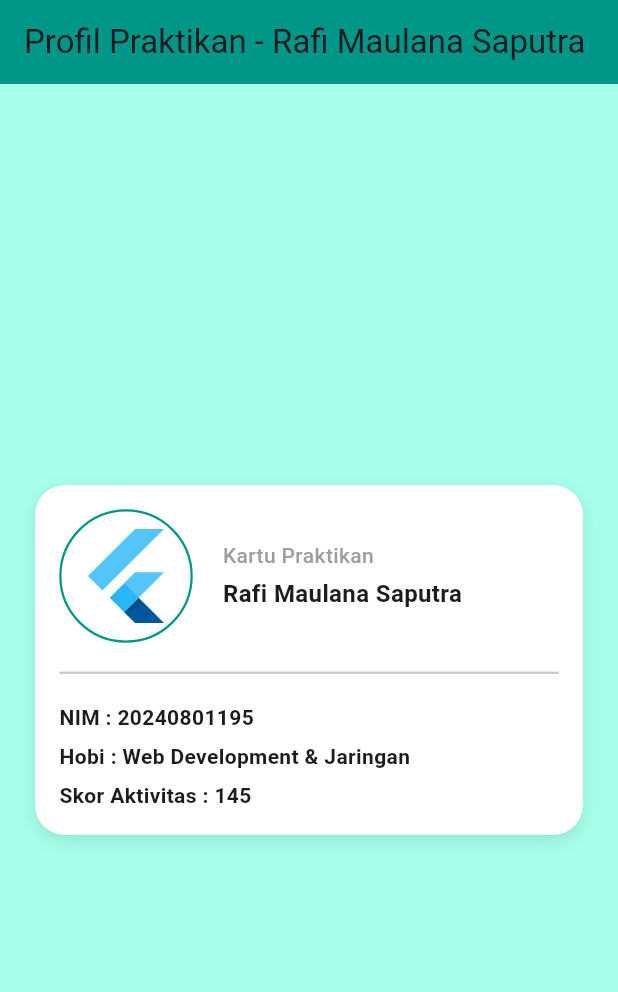
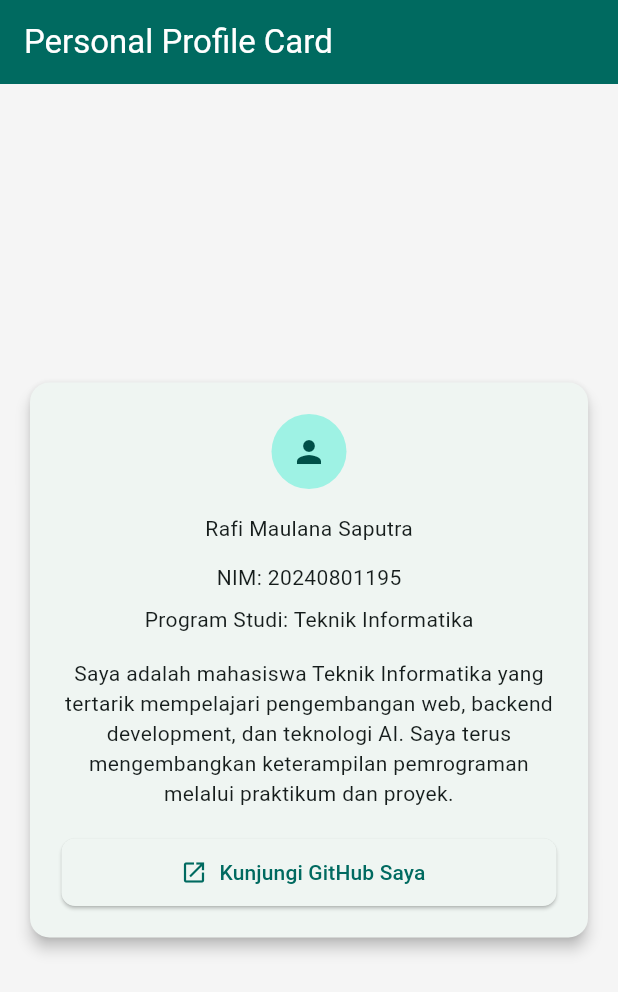
Before and after one commit to MAULS08/Rafi-Maulana-Saputra_kelompok-7_kh002, a Flutter app: the screen it shows after launch, on a phone screen of 412 x 824 dp. Shown: the top 992 px of the screen. Run offline on Flutter 3.47's test engine with Material 3 defaults, Android fonts, the light colour scheme and no system bars.

Commit message:
Tugas Pertemuan 4

```diff
--- a/tugas_layout_flutter/lib/main.dart
+++ b/tugas_layout_flutter/lib/main.dart
@@ -1,48 +1,102 @@
+
 import 'package:flutter/material.dart';
+import 'theme/app_theme.dart';
+import 'widgets/app_button.dart';
 
-import 'profile_card.dart';
-
-void main() => runApp(const MyApp());
+void main() {
+  runApp(const MyApp());
+}
 
 class MyApp extends StatelessWidget {
-  const MyApp({Key? key}) : super(key: key);
+  const MyApp({super.key});
 
   @override
   Widget build(BuildContext context) {
     return MaterialApp(
       debugShowCheckedModeBanner: false,
-      title: 'Tugas Layout Flutter',
-
-      theme: ThemeData(
-        // Digit terakhir NIM adalah 5 (ganjil)
-        // sehingga menggunakan Colors.tealAccent[100]
-        scaffoldBackgroundColor: Colors.tealAccent[100],
-      ),
-
-      home: const HomePage(),
+      title: 'Personal Profile Card',
+      theme: AppTheme.lightTheme,
+      home: const ProfilePage(),
     );
   }
 }
 
-class HomePage extends StatelessWidget {
-  const HomePage({Key? key}) : super(key: key);
+class ProfilePage extends StatelessWidget {
+  const ProfilePage({super.key});
+
+  // Digit terakhir NIM: 5
+  static const double d = 5;
+
+  static const double cardPadding = 16 + d;
+  static const double cardRadius = 8 + d;
+  static const double buttonHeight = 40 + d;
+  static const double buttonRadius = 4 + d;
+  static const double avatarSize = 40 + (2 * d);
+  static const double nameNimSpacing = 8 + d;
 
   @override
   Widget build(BuildContext context) {
     return Scaffold(
       appBar: AppBar(
-        title: const Text(
-          'Profil Praktikan - Rafi Maulana Saputra',
-        ),
-        backgroundColor: Colors.teal,
+        title: const Text('Personal Profile Card'),
+        backgroundColor: Theme.of(context).colorScheme.primary,
+        foregroundColor: Colors.white,
       ),
+      body: Center(
+        child: SingleChildScrollView(
+          padding: const EdgeInsets.all(16),
+          child: Card(
+            elevation: 4,
+            shape: RoundedRectangleBorder(
+              borderRadius: BorderRadius.circular(cardRadius),
+            ),
+            child: Padding(
+              padding: const EdgeInsets.all(cardPadding),
+              child: Column(
+                mainAxisSize: MainAxisSize.min,
+                crossAxisAlignment: CrossAxisAlignment.center,
+                children: [
+                  CircleAvatar(
+                    radius: avatarSize / 2,
+                    child: const Icon(Icons.person),
+                  ),
 
-      body: Center(
-        child: ProfileCard(
-          nama: "Rafi Maulana Saputra",
-          nim: "20240801195",
-          hobi: "Web Development & Jaringan",
-          skorAktivitas: 145,
+                  const SizedBox(height: 16),
+
+                  const Text('Rafi Maulana Saputra'),
+
+                  SizedBox(height: nameNimSpacing),
+
+                  const Text('NIM: 20240801195'),
+
+                  const SizedBox(height: 8),
+
+                  const Text('Program Studi: Teknik Informatika'),
+
+                  const SizedBox(height: 16),
+
+                  const Text(
+                    'Saya adalah mahasiswa Teknik Informatika '
+                        'yang tertarik mempelajari pengembangan web, '
+                        'backend development, dan teknologi AI. '
+                        'Saya terus mengembangkan keterampilan '
+                        'pemrograman melalui praktikum dan proyek.',
+                    textAlign: TextAlign.center,
+                  ),
+
+                  const SizedBox(height: 20),
+
+                  AppButton(
+                    label: 'Kunjungi GitHub Saya',
+                    icon: Icons.open_in_new,
+                    url: 'https://github.com/MAULS08',
+                    height: buttonHeight,
+                    borderRadius: buttonRadius,
+                  ),
+                ],
+              ),
+            ),
+          ),
         ),
       ),
     );
--- a/tugas_layout_flutter/lib/profile_card.dart
+++ /dev/null
@@ -1,125 +0,0 @@
-import 'package:flutter/material.dart';
-
-class ProfileCard extends StatelessWidget {
-  final String nama;
-  final String nim;
-  final String hobi;
-  final int skorAktivitas;
-
-  const ProfileCard({
-    Key? key,
-    required this.nama,
-    required this.nim,
-    required this.hobi,
-    required this.skorAktivitas,
-  }) : super(key: key);
-
-  @override
-  Widget build(BuildContext context) {
-    return Container(
-      width: 365.0, // 320 + (9 × 5)
-      padding: const EdgeInsets.all(16.0),
-      decoration: BoxDecoration(
-        color: Colors.white,
-        borderRadius: BorderRadius.circular(19.5), // 12 + (5 × 1.5)
-        boxShadow: [
-          BoxShadow(
-            color: Colors.black.withOpacity(0.1),
-            blurRadius: 10.0,
-            offset: const Offset(0, 4),
-          ),
-        ],
-      ),
-      child: Column(
-        mainAxisSize: MainAxisSize.min,
-        crossAxisAlignment: CrossAxisAlignment.start,
-        children: [
-          // Bagian Header Kartu
-          Row(
-            children: [
-              Container(
-                decoration: BoxDecoration(
-                  shape: BoxShape.circle,
-                  border: Border.all(
-                    color: Colors.teal,
-                    width: 1.5,
-                  ),
-                ),
-                padding: const EdgeInsets.all(8.0),
-                child: const FlutterLogo(
-                  size: 70.0, // 60 + (5 × 2)
-                ),
-              ),
-
-              const SizedBox(
-                width: 20.0, // 15 + 5
-              ),
-
-              Column(
-                crossAxisAlignment: CrossAxisAlignment.start,
-                children: [
-                  const Text(
-                    "Kartu Praktikan",
-                    style: TextStyle(
-                      fontSize: 14.0,
-                      color: Colors.grey,
-                      fontWeight: FontWeight.w500,
-                    ),
-                  ),
-
-                  const SizedBox(height: 4.0),
-
-                  Text(
-                    nama,
-                    style: const TextStyle(
-                      fontSize: 16.0,
-                      fontWeight: FontWeight.bold,
-                    ),
-                  ),
-                ],
-              ),
-            ],
-          ),
-
-          const Padding(
-            padding: EdgeInsets.symmetric(vertical: 12.0),
-            child: Divider(
-              thickness: 1.5,
-            ),
-          ),
-
-          // Bagian Detail Identitas
-          Column(
-            crossAxisAlignment: CrossAxisAlignment.start,
-            children: [
-              Text(
-                "NIM : $nim",
-                style: const TextStyle(
-                  fontWeight: FontWeight.w600,
-                ),
-              ),
-
-              const SizedBox(height: 6.0),
-
-              Text(
-                "Hobi : $hobi",
-                style: const TextStyle(
-                  fontWeight: FontWeight.w600,
-                ),
-              ),
-
-              const SizedBox(height: 6.0),
-
-              Text(
-                "Skor Aktivitas : $skorAktivitas",
-                style: const TextStyle(
-                  fontWeight: FontWeight.w600,
-                ),
-              ),
-            ],
-          ),
-        ],
-      ),
-    );
-  }
-}
--- /dev/null
+++ b/tugas_layout_flutter/lib/theme/app_theme.dart
@@ -0,0 +1,36 @@
+// import 'package:flutter/material.dart';
+//
+// class AppTheme {
+//   AppTheme._();
+//
+//   static ThemeData get light => ThemeData(
+//     colorScheme: ColorScheme.fromSeed(seedColor: Colors.indigoAccent),
+//     scaffoldBackgroundColor: Colors.deepOrange[100],
+//     appBarTheme: const AppBarTheme(
+//       backgroundColor: Colors.deepPurple,
+//       foregroundColor: Colors.yellow,
+//       elevation: 0,
+//     ),
+//     elevatedButtonTheme: ElevatedButtonThemeData(
+//       style: ElevatedButton.styleFrom(
+//         backgroundColor: Colors.indigo,
+//         foregroundColor: Colors.lightGreenAccent,
+//       ),
+//     ),
+//   );
+// }
+
+
+import 'package:flutter/material.dart';
+
+class AppTheme {
+  static ThemeData get lightTheme {
+    return ThemeData(
+      useMaterial3: true,
+      colorScheme: ColorScheme.fromSeed(
+        seedColor: Colors.teal,
+      ),
+      scaffoldBackgroundColor: Colors.grey.shade100,
+    );
+  }
+}
--- /dev/null
+++ b/tugas_layout_flutter/lib/widgets/app_button.dart
@@ -0,0 +1,53 @@
+
+import 'package:flutter/material.dart';
+import 'package:url_launcher/url_launcher.dart';
+
+class AppButton extends StatelessWidget {
+  final String label;
+  final IconData icon;
+  final String url;
+  final double height;
+  final double borderRadius;
+
+  const AppButton({
+    super.key,
+    required this.label,
+    required this.icon,
+    required this.url,
+    required this.height,
+    required this.borderRadius,
+  });
+
+  Future<void> _openUrl() async {
+    final Uri uri = Uri.parse(url);
+
+    final bool launched = await launchUrl(
+      uri,
+      mode: LaunchMode.externalApplication,
+    );
+
+    if (!launched) {
+      throw Exception('Tidak dapat membuka URL: $url');
+    }
+  }
+
+  @override
+  Widget build(BuildContext context) {
+    return SizedBox(
+      width: double.infinity,
+      height: height,
+      child: ElevatedButton.icon(
+        onPressed: _openUrl,
+        icon: Icon(icon),
+        label: Text(label),
+        style: ElevatedButton.styleFrom(
+          shape: RoundedRectangleBorder(
+            borderRadius: BorderRadius.circular(
+              borderRadius,
+            ),
+          ),
+        ),
+      ),
+    );
+  }
+}
--- a/tugas_layout_flutter/pubspec.yaml
+++ b/tugas_layout_flutter/pubspec.yaml
@@ -34,6 +34,7 @@ dependencies:
   # The following adds the Cupertino Icons font to your application.
   # Use with the CupertinoIcons class for iOS style icons.
   cupertino_icons: ^1.0.8
+  url_launcher: ^6.3.3
 
 dev_dependencies:
   flutter_test:
```
Also changed, not shown: tugas_layout_flutter/pubspec.lock, 5 other files.
